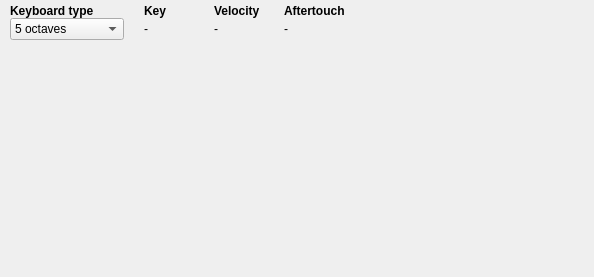
davy7125/polyphone, file sources/dialogs/dialogkeyboard.ui: the form before one commit.
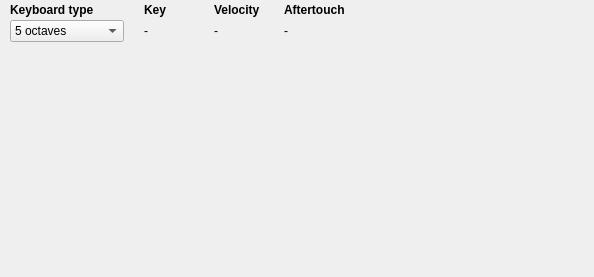
The form after the commit. Icons and pictures are not drawn. Custom widgets are drawn as their Qt base class.

Diff of the .ui file:
```diff
--- a/sources/dialogs/dialogkeyboard.ui
+++ b/sources/dialogs/dialogkeyboard.ui
@@ -35,11 +35,17 @@
    </property>
    <item>
     <widget class="QFrame" name="frameTop">
-     <property name="sizePolicy">
-      <sizepolicy hsizetype="Preferred" vsizetype="Fixed">
-       <horstretch>0</horstretch>
-       <verstretch>0</verstretch>
-      </sizepolicy>
+     <property name="minimumSize">
+      <size>
+       <width>0</width>
+       <height>42</height>
+      </size>
+     </property>
+     <property name="maximumSize">
+      <size>
+       <width>16777215</width>
+       <height>42</height>
+      </size>
      </property>
      <layout class="QHBoxLayout" name="layoutTop">
       <property name="spacing">
@@ -49,13 +55,13 @@
        <number>10</number>
       </property>
       <property name="topMargin">
-       <number>4</number>
+       <number>0</number>
       </property>
       <property name="rightMargin">
        <number>4</number>
       </property>
       <property name="bottomMargin">
-       <number>4</number>
+       <number>0</number>
       </property>
       <item>
        <layout class="QGridLayout" name="layoutInfo">
```
